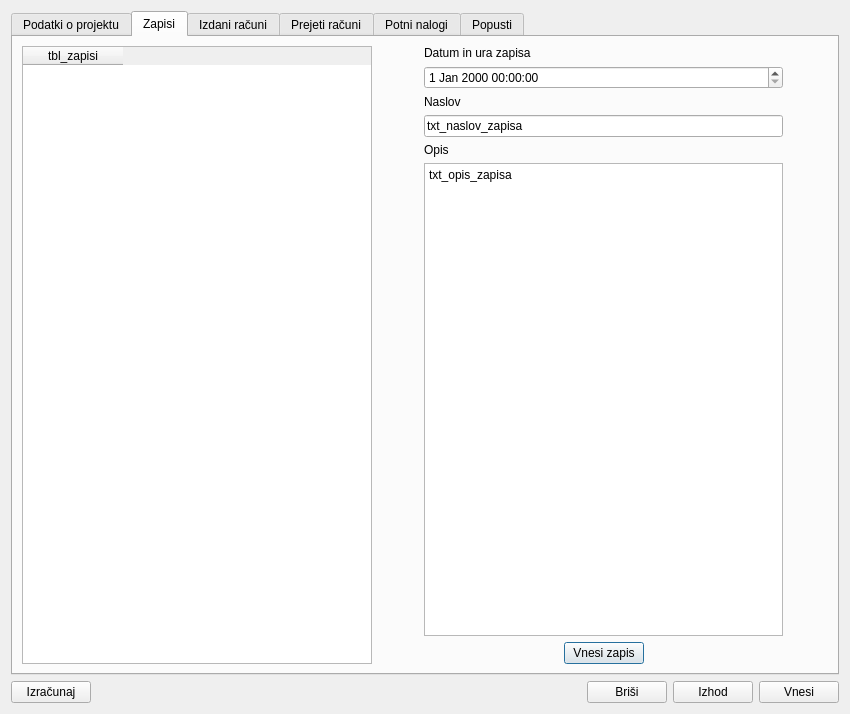
Old version of the form projekti.ui in the repository bubi-luka/BubiRacun.
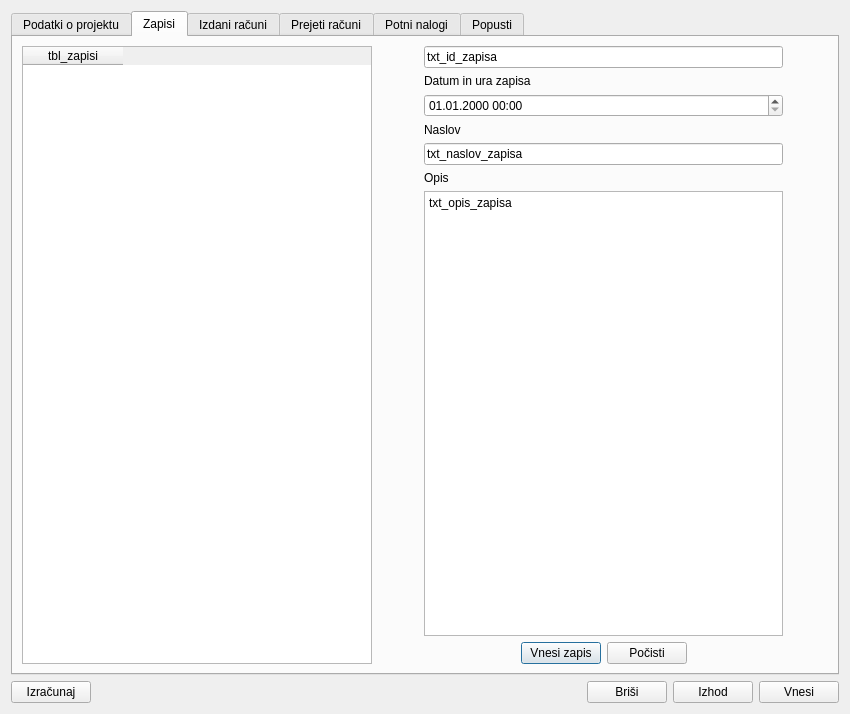
New version of the form. The open tabs and pages were chosen to show the change.

```diff
--- a/projekti.ui
+++ b/projekti.ui
@@ -399,6 +399,13 @@
        </item>
        <item>
         <layout class="QVBoxLayout" name="verticalLayout_5">
+         <item>
+          <widget class="QLineEdit" name="txt_id_zapisa">
+           <property name="text">
+            <string>txt_id_zapisa</string>
+           </property>
+          </widget>
+         </item>
          <item>
           <widget class="QLabel" name="label_48">
            <property name="text">
@@ -407,7 +414,11 @@
           </widget>
          </item>
          <item>
-          <widget class="QDateTimeEdit" name="txt_datum_zapisa"/>
+          <widget class="QDateTimeEdit" name="txt_datum_zapisa">
+           <property name="displayFormat">
+            <string>dd.MM.yyyy HH:mm</string>
+           </property>
+          </widget>
          </item>
          <item>
           <widget class="QLabel" name="label_49">
@@ -465,6 +476,13 @@
              </property>
             </widget>
            </item>
+           <item>
+            <widget class="QPushButton" name="btn_pocisti">
+             <property name="text">
+              <string>Počisti</string>
+             </property>
+            </widget>
+           </item>
            <item>
             <spacer name="horizontalSpacer_18">
              <property name="orientation">
```
Left out of the diff: 13 changed lines with no effect on the pictures.
